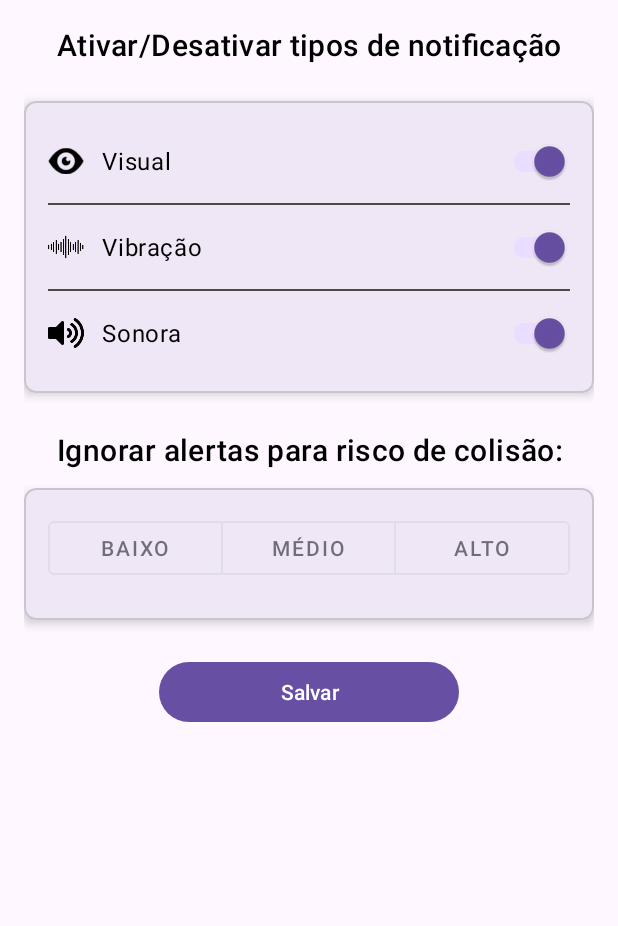
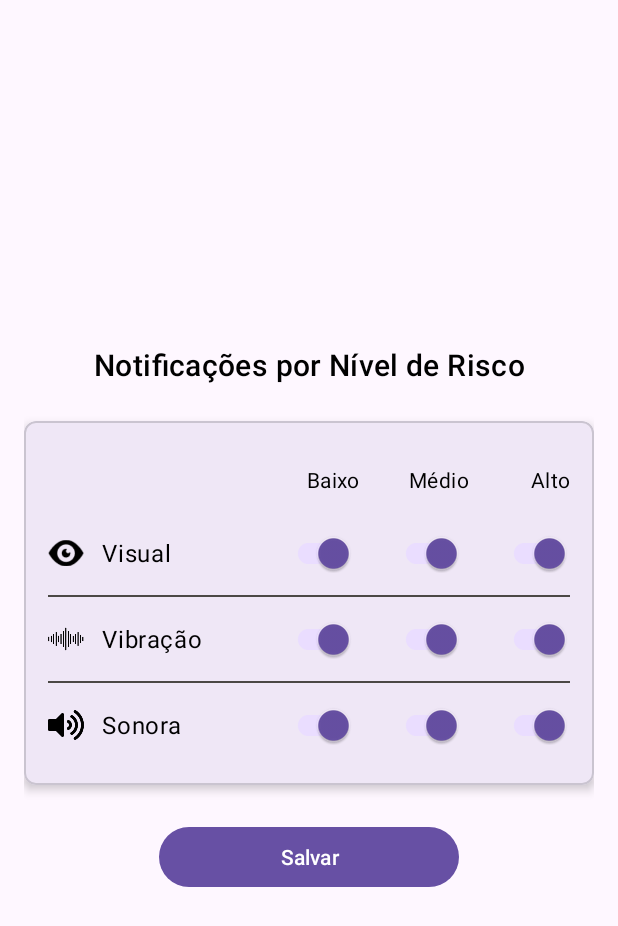
Before and after one commit to renanmatulianes/PoC-IC, an Android app: the SettingsActivity screen opened directly, with no data from a screen before it, on a phone screen of 412 x 824 dp. Shown: the top 926 px of the screen. Run offline under Robolectric (Android 15) with nearby library versions, the phone set to English and light mode, and no system bars.

Commit message:
Mudanças tela settings

```diff
--- a/app/src/main/java/com/example/app/MainActivity.kt
+++ b/app/src/main/java/com/example/app/MainActivity.kt
@@ -29,16 +29,13 @@ class MainActivity : AppCompatActivity() {
         val visualOn   = prefs.getBoolean("notif_visual", true)
         val vibracaoOn = prefs.getBoolean("notif_vibracao", true)
         val sonoraOn   = prefs.getBoolean("notif_sonora", true)
-        val ignoreLow = prefs.getBoolean("ignore-low-risk", false)
-        val ignoreMid = prefs.getBoolean("ignore-mid-risk", false)
-        val ignoreHigh = prefs.getBoolean("ignore-high-risk", false)
 
         window.decorView.postDelayed({
-            if (visualOn)
-                notifyVisual(Direction.BOTTOM, 2, Objects.MOTORCYCLE)
-
-            if (sonoraOn)
-                SoundManager.playSound(this, Direction.BOTTOM, Objects.MOTORCYCLE, 2)
+//            if (visualOn)
+//                notifyVisual(Direction.BOTTOM, 2, Objects.MOTORCYCLE)
+//
+//            if (sonoraOn)
+//                SoundManager.playSound(this, Direction.BOTTOM, Objects.MOTORCYCLE, 2)
 
         }, 1000)
 
--- a/app/src/main/java/com/example/app/SettingsActivity.kt
+++ b/app/src/main/java/com/example/app/SettingsActivity.kt
@@ -12,13 +12,17 @@ class SettingsActivity : AppCompatActivity() {
 
     private lateinit var prefs: SharedPreferences
 
-    private lateinit var switchVisual: SwitchMaterial
-    private lateinit var switchVibracao: SwitchMaterial
-    private lateinit var switchSonora: SwitchMaterial
+    private lateinit var switchVisualAlto: SwitchMaterial
+    private lateinit var switchVibracaoAlto: SwitchMaterial
+    private lateinit var switchSonoraAlto: SwitchMaterial
 
-    private lateinit var lowRiskButton : MaterialButton
-    private lateinit var midRiskButton : MaterialButton
-    private lateinit var highRiskButton : MaterialButton
+    private lateinit var switchVisualMedio: SwitchMaterial
+    private lateinit var switchVibracaoMedio: SwitchMaterial
+    private lateinit var switchSonoraMedio: SwitchMaterial
+
+    private lateinit var switchVisualBaixo: SwitchMaterial
+    private lateinit var switchVibracaoBaixo: SwitchMaterial
+    private lateinit var switchSonoraBaixo: SwitchMaterial
 
     private lateinit var saveButton: Button
 
@@ -29,13 +33,17 @@ class SettingsActivity : AppCompatActivity() {
 
         setContentView(R.layout.activity_settings)
 
-        switchVisual    = findViewById(R.id.switchVisual)
-        switchVibracao  = findViewById(R.id.switchVibracao)
-        switchSonora    = findViewById(R.id.switchSonora)
+        switchVisualAlto    = findViewById(R.id.switchVisualAlto)
+        switchVibracaoAlto  = findViewById(R.id.switchVibracaoAlto)
+        switchSonoraAlto    = findViewById(R.id.switchSonoraAlto)
 
-        lowRiskButton = findViewById(R.id.btnLevelBaixo)
-        midRiskButton = findViewById(R.id.btnLevelMedio)
-        highRiskButton = findViewById(R.id.btnLevelAlto)
+        switchVisualMedio    = findViewById(R.id.switchVisualMedio)
+        switchVibracaoMedio  = findViewById(R.id.switchVibracaoMedio)
+        switchSonoraMedio    = findViewById(R.id.switchSonoraMedio)
+
+        switchVisualBaixo    = findViewById(R.id.switchVisualBaixo)
+        switchVibracaoBaixo  = findViewById(R.id.switchVibracaoBaixo)
+        switchSonoraBaixo    = findViewById(R.id.switchSonoraBaixo)
 
         saveButton      = findViewById(R.id.btnSaveSettings)
 
@@ -43,12 +51,17 @@ class SettingsActivity : AppCompatActivity() {
 
         saveButton.setOnClickListener {
             prefs.edit {
-                putBoolean("notif_visual", switchVisual.isChecked)
-                putBoolean("notif_vibracao", switchVibracao.isChecked)
-                putBoolean("notif_sonora", switchSonora.isChecked)
-                putBoolean("ignore-low-risk" ,lowRiskButton.isChecked)
-                putBoolean("ignore-mid-risk" ,midRiskButton.isChecked)
-                putBoolean("ignore-high-risk" ,highRiskButton.isChecked)
+                putBoolean("notif_visual-alto", switchVisualAlto.isChecked)
+                putBoolean("notif_vibracao-alto", switchVibracaoAlto.isChecked)
+                putBoolean("notif_sonora-alto", switchSonoraAlto.isChecked)
+
+                putBoolean("notif_visual-medio", switchVisualMedio.isChecked)
+                putBoolean("notif_vibracao-medio", switchVibracaoMedio.isChecked)
+                putBoolean("notif_sonora-medio", switchSonoraMedio.isChecked)
+
+                putBoolean("notif_visual-baixo", switchVisualBaixo.isChecked)
+                putBoolean("notif_vibracao-baixo", switchVibracaoBaixo.isChecked)
+                putBoolean("notif_sonora-baixo", switchSonoraBaixo.isChecked)
             }
 
             finish()
@@ -56,18 +69,28 @@ class SettingsActivity : AppCompatActivity() {
     }
 
     private fun loadPreferences() {
-        val visualOn   = prefs.getBoolean("notif_visual", true)
-        val vibracaoOn = prefs.getBoolean("notif_vibracao", true)
-        val sonoraOn   = prefs.getBoolean("notif_sonora", true)
-        val ignoreLow = prefs.getBoolean("ignore-low-risk", false)
-        val ignoreMid = prefs.getBoolean("ignore-mid-risk", false)
-        val ignoreHigh = prefs.getBoolean("ignore-high-risk", false)
+        val visualAltoOn   = prefs.getBoolean("notif_visual-alto", true)
+        val vibracaoAltoOn = prefs.getBoolean("notif_vibracao-alto", true)
+        val sonoraAltoOn   = prefs.getBoolean("notif_sonora-alto", true)
 
-        switchVisual.isChecked   = visualOn
-        switchVibracao.isChecked = vibracaoOn
-        switchSonora.isChecked   = sonoraOn
-        lowRiskButton.isChecked = ignoreLow
-        midRiskButton.isChecked = ignoreMid
-        highRiskButton.isChecked = ignoreHigh
+        val visualMedioOn   = prefs.getBoolean("notif_visual-medio", true)
+        val vibracaoMedioOn = prefs.getBoolean("notif_vibracao-medio", true)
+        val sonoraMedioOn   = prefs.getBoolean("notif_sonora-medio", true)
+
+        val visualBaixoOn   = prefs.getBoolean("notif_visual-baixo", true)
+        val vibracaoBaixoOn = prefs.getBoolean("notif_vibracao-baixo", true)
+        val sonoraBaixoOn   = prefs.getBoolean("notif_sonora-baixo", true)
+
+        switchVisualAlto.isChecked   = visualAltoOn
+        switchVibracaoAlto.isChecked = vibracaoAltoOn
+        switchSonoraAlto.isChecked   = sonoraAltoOn
+
+        switchVisualMedio.isChecked   = visualMedioOn
+        switchVibracaoMedio.isChecked = vibracaoMedioOn
+        switchSonoraMedio.isChecked   = sonoraMedioOn
+
+        switchVisualBaixo.isChecked   = visualBaixoOn
+        switchVibracaoBaixo.isChecked = vibracaoBaixoOn
+        switchSonoraBaixo.isChecked   = sonoraBaixoOn
     }
 }
--- a/app/src/main/res/layout/activity_settings.xml
+++ b/app/src/main/res/layout/activity_settings.xml
@@ -11,17 +11,19 @@
         android:id="@+id/tvSettingsTitle"
         android:layout_width="0dp"
         android:layout_height="wrap_content"
-        android:text="Ativar/Desativar tipos de notificação"
+        android:text="Notificações por Nível de Risco"
         android:textAppearance="?attr/textAppearanceHeadline6"
         android:textAlignment="center"
         android:textColor="@color/black"
         app:layout_constraintTop_toTopOf="parent"
         app:layout_constraintStart_toStartOf="parent"
-        app:layout_constraintEnd_toEndOf="parent"/>
+        app:layout_constraintEnd_toEndOf="parent"
+        app:layout_constraintBottom_toTopOf="@id/cardNotificationMatrix"
+        app:layout_constraintVertical_chainStyle="packed" />
 
-    <!-- Cartão 1: Switches para Visual, Vibração e Sonora -->
+    <!-- Card: Matriz de notificações -->
     <com.google.android.material.card.MaterialCardView
-        android:id="@+id/cardNotifications"
+        android:id="@+id/cardNotificationMatrix"
         android:layout_width="0dp"
         android:layout_height="wrap_content"
         android:layout_marginTop="24dp"
@@ -29,7 +31,8 @@
         app:cardCornerRadius="8dp"
         app:layout_constraintTop_toBottomOf="@id/tvSettingsTitle"
         app:layout_constraintStart_toStartOf="parent"
-        app:layout_constraintEnd_toEndOf="parent">
+        app:layout_constraintEnd_toEndOf="parent"
+        app:layout_constraintBottom_toTopOf="@id/btnSaveSettings">
 
         <LinearLayout
             android:layout_width="match_parent"
@@ -37,7 +40,55 @@
             android:orientation="vertical"
             android:padding="16dp">
 
-            <!-- Switch: NOTIF VISUAL -->
+            <!-- Cabeçalho da matriz (altura fixa e alinhamento vertical) -->
+            <LinearLayout
+                android:layout_width="match_parent"
+                android:layout_height="48dp"
+                android:orientation="horizontal"
+                android:gravity="center_vertical">
+
+                <!-- Espaço reservado para ícone -->
+                <TextView
+                    android:layout_width="0dp"
+                    android:layout_height="match_parent"
+                    android:layout_weight="1"
+                    android:text="" />
+
+                <!-- Label Baixo -->
+                <TextView
+                    android:layout_width="wrap_content"
+                    android:layout_height="match_parent"
+                    android:layout_marginEnd="32dp"
+                    android:gravity="center"
+                    android:includeFontPadding="false"
+                    android:text="Baixo"
+                    android:textAppearance="?attr/textAppearanceBody2"
+                    android:textColor="@color/black" />
+
+                <!-- Label Médio -->
+                <TextView
+                    android:layout_width="wrap_content"
+                    android:layout_height="match_parent"
+                    android:layout_marginEnd="42dp"
+                    android:gravity="center"
+                    android:includeFontPadding="false"
+                    android:text="Médio"
+                    android:textAppearance="?attr/textAppearanceBody2"
+                    android:textColor="@color/black" />
+
+                <!-- Label Alto -->
+                <TextView
+                    android:layout_width="wrap_content"
+                    android:layout_height="match_parent"
+                    android:gravity="center"
+                    android:includeFontPadding="false"
+                    android:text="Alto"
+                    android:textAppearance="?attr/textAppearanceBody2"
+                    android:textColor="@color/black" />
+
+            </LinearLayout>
+
+            <!-- Linha: Notificação Visual -->
             <LinearLayout
                 android:layout_width="match_parent"
                 android:layout_height="48dp"
@@ -50,7 +101,7 @@
                     android:layout_height="24dp"
                     android:contentDescription="Visual"
                     android:src="@drawable/eye_icon"
-                app:tint="@color/black"/>
+                    app:tint="@color/black" />
 
                 <TextView
                     android:id="@+id/tvLabelVisual"
@@ -60,35 +111,48 @@
                     android:layout_weight="1"
                     android:text="Visual"
                     android:textAppearance="?attr/textAppearanceBody1"
-                    android:textColor="@color/black"/>
+                    android:textColor="@color/black" />
 
                 <com.google.android.material.switchmaterial.SwitchMaterial
-                    android:id="@+id/switchVisual"
+                    android:id="@+id/switchVisualBaixo"
                     android:layout_width="wrap_content"
                     android:layout_height="wrap_content"
-                    android:checked="true"/>
+                    android:checked="true" />
+
+                <com.google.android.material.switchmaterial.SwitchMaterial
+                    android:id="@+id/switchVisualMedio"
+                    android:layout_width="wrap_content"
+                    android:layout_height="wrap_content"
+                    android:layout_marginStart="24dp"
+                    android:checked="true" />
+
+                <com.google.android.material.switchmaterial.SwitchMaterial
+                    android:id="@+id/switchVisualAlto"
+                    android:layout_width="wrap_content"
+                    android:layout_height="wrap_content"
+                    android:layout_marginStart="24dp"
+                    android:checked="true" />
             </LinearLayout>
 
             <View
                 android:layout_width="match_parent"
                 android:layout_height="1dp"
-                android:layout_marginTop="4dp"
-                android:background="@color/divider"/>
+                android:layout_marginVertical="4dp"
+                android:background="@color/divider" />
 
-            <!-- Switch: NOTIF VIBRAÇÃO -->
+            <!-- Linha: Notificação Vibração -->
             <LinearLayout
                 android:layout_width="match_parent"
                 android:layout_height="48dp"
                 android:orientation="horizontal"
-                android:gravity="center_vertical"
-                android:layout_marginTop="4dp">
+                android:gravity="center_vertical">
 
                 <ImageView
                     android:id="@+id/ivIconVibracao"
                     android:layout_width="24dp"
                     android:layout_height="24dp"
                     android:src="@drawable/vibration_icon"
-                    app:tint="@color/black"/>
+                    app:tint="@color/black" />
 
                 <TextView
                     android:id="@+id/tvLabelVibracao"
@@ -98,35 +162,48 @@
                     android:layout_weight="1"
                     android:text="Vibração"
                     android:textAppearance="?attr/textAppearanceBody1"
-                    android:textColor="@color/black"/>
+                    android:textColor="@color/black" />
 
                 <com.google.android.material.switchmaterial.SwitchMaterial
-                    android:id="@+id/switchVibracao"
+                    android:id="@+id/switchVibracaoBaixo"
                     android:layout_width="wrap_content"
                     android:layout_height="wrap_content"
-                    android:checked="true"/>
+                    android:checked="true" />
+
+                <com.google.android.material.switchmaterial.SwitchMaterial
+                    android:id="@+id/switchVibracaoMedio"
+                    android:layout_width="wrap_content"
+                    android:layout_height="wrap_content"
+                    android:layout_marginStart="24dp"
+                    android:checked="true" />
+
+                <com.google.android.material.switchmaterial.SwitchMaterial
+                    android:id="@+id/switchVibracaoAlto"
+                    android:layout_width="wrap_content"
+                    android:layout_height="wrap_content"
+                    android:layout_marginStart="24dp"
+                    android:checked="true" />
             </LinearLayout>
 
             <View
                 android:layout_width="match_parent"
                 android:layout_height="1dp"
-                android:layout_marginTop="4dp"
-                android:background="@color/divider"/>
+                android:layout_marginVertical="4dp"
+                android:background="@color/divider" />
 
-            <!-- Switch: NOTIF SONORA -->
+            <!-- Linha: Notificação Sonora -->
             <LinearLayout
                 android:layout_width="match_parent"
                 android:layout_height="48dp"
                 android:orientation="horizontal"
-                android:gravity="center_vertical"
-                android:layout_marginTop="4dp">
+                android:gravity="center_vertical">
 
                 <ImageView
                     android:id="@+id/ivIconSonora"
                     android:layout_width="24dp"
                     android:layout_height="24dp"
                     android:src="@drawable/sound_icon"
-                    app:tint="@color/black"/>
+                    app:tint="@color/black" />
 
                 <TextView
                     android:id="@+id/tvLabelSonora"
@@ -136,89 +213,29 @@
                     android:layout_weight="1"
                     android:text="Sonora"
                     android:textAppearance="?attr/textAppearanceBody1"
-                    android:textColor="@color/black"/>
+                    android:textColor="@color/black" />
 
                 <com.google.android.material.switchmaterial.SwitchMaterial
-                    android:id="@+id/switchSonora"
+                    android:id="@+id/switchSonoraBaixo"
                     android:layout_width="wrap_content"
                     android:layout_height="wrap_content"
-                    android:checked="true"/>
+                    android:checked="true" />
+
+                <com.google.android.material.switchmaterial.SwitchMaterial
+                    android:id="@+id/switchSonoraMedio"
+                    android:layout_width="wrap_content"
+                    android:layout_height="wrap_content"
+                    android:layout_marginStart="24dp"
+                    android:checked="true" />
+
+                <com.google.android.material.switchmaterial.SwitchMaterial
+                    android:id="@+id/switchSonoraAlto"
+                    android:layout_width="wrap_content"
+                    android:layout_height="wrap_content"
+                    android:layout_marginStart="24dp"
+                    android:checked="true" />
             </LinearLayout>
-        </LinearLayout>
-    </com.google.android.material.card.MaterialCardView>
 
-
-    <!-- Texto auxiliar: “Ignorar alertas para risco de colisão:” -->
-    <TextView
-        android:id="@+id/tvIgnoreTitle"
-        android:layout_width="0dp"
-        android:layout_height="wrap_content"
-        android:text="Ignorar alertas para risco de colisão:"
-        android:textAppearance="?attr/textAppearanceHeadline6"
-        android:layout_marginTop="24dp"
-        android:textColor="@color/black"
-
-        android:textAlignment="center"
-
-        app:layout_constraintTop_toBottomOf="@id/cardNotifications"
-        app:layout_constraintStart_toStartOf="parent"
-        app:layout_constraintEnd_toEndOf="parent"/>
-
-    <!-- Botões segmentados para Baixo / Médio / Alto -->
-    <com.google.android.material.card.MaterialCardView
-        android:id="@+id/cardIgnoreLevels"
-        android:layout_width="0dp"
-        android:layout_height="wrap_content"
-        android:layout_marginTop="12dp"
-        app:cardElevation="4dp"
-        app:cardCornerRadius="8dp"
-        app:layout_constraintTop_toBottomOf="@id/tvIgnoreTitle"
-        app:layout_constraintStart_toStartOf="parent"
-        app:layout_constraintEnd_toEndOf="parent">
-
-        <LinearLayout
-            android:layout_width="match_parent"
-            android:layout_height="wrap_content"
-            android:orientation="vertical"
-            android:padding="16dp"
-            android:gravity="center_horizontal">
-
-            <!-- Botão segmentado: Baixo / Médio / Alto -->
-            <com.google.android.material.button.MaterialButtonToggleGroup
-                android:id="@+id/toggleGroupLevels"
-                android:layout_width="match_parent"
-                android:layout_height="48dp"
-                android:layout_marginBottom="8dp"
-                app:singleSelection="false"
-                app:selectionRequired="false"
-                android:backgroundTint="@color/white"
-                app:layout_constraintStart_toStartOf="parent"
-                app:layout_constraintEnd_toEndOf="parent">
-
-                <com.google.android.material.button.MaterialButton
-                    android:id="@+id/btnLevelBaixo"
-                    style="@style/Widget.MaterialComponents.Button.OutlinedButton"
-                    android:layout_width="0dp"
-                    android:layout_weight="1"
-                    android:layout_height="match_parent"
-                    android:text="Baixo"/>
-
-                <com.google.android.material.button.MaterialButton
-                    android:id="@+id/btnLevelMedio"
-                    style="@style/Widget.MaterialComponents.Button.OutlinedButton"
-                    android:layout_width="0dp"
-                    android:layout_weight="1"
-                    android:layout_height="match_parent"
-                    android:text="Médio"/>
-
-                <com.google.android.material.button.MaterialButton
-                    android:id="@+id/btnLevelAlto"
-                    style="@style/Widget.MaterialComponents.Button.OutlinedButton"
-                    android:layout_width="0dp"
-                    android:layout_weight="1"
-                    android:layout_height="match_parent"
-                    android:text="Alto"/>
-            </com.google.android.material.button.MaterialButtonToggleGroup>
         </LinearLayout>
     </com.google.android.material.card.MaterialCardView>
 
@@ -229,8 +246,9 @@
         android:layout_height="48dp"
         android:text="Salvar"
         android:layout_marginTop="24dp"
-        app:layout_constraintTop_toBottomOf="@id/cardIgnoreLevels"
+        app:layout_constraintTop_toBottomOf="@id/cardNotificationMatrix"
         app:layout_constraintStart_toStartOf="parent"
-        app:layout_constraintEnd_toEndOf="parent"/>
+        app:layout_constraintEnd_toEndOf="parent"
+        app:layout_constraintBottom_toBottomOf="parent" />
 
 </androidx.constraintlayout.widget.ConstraintLayout>
```
